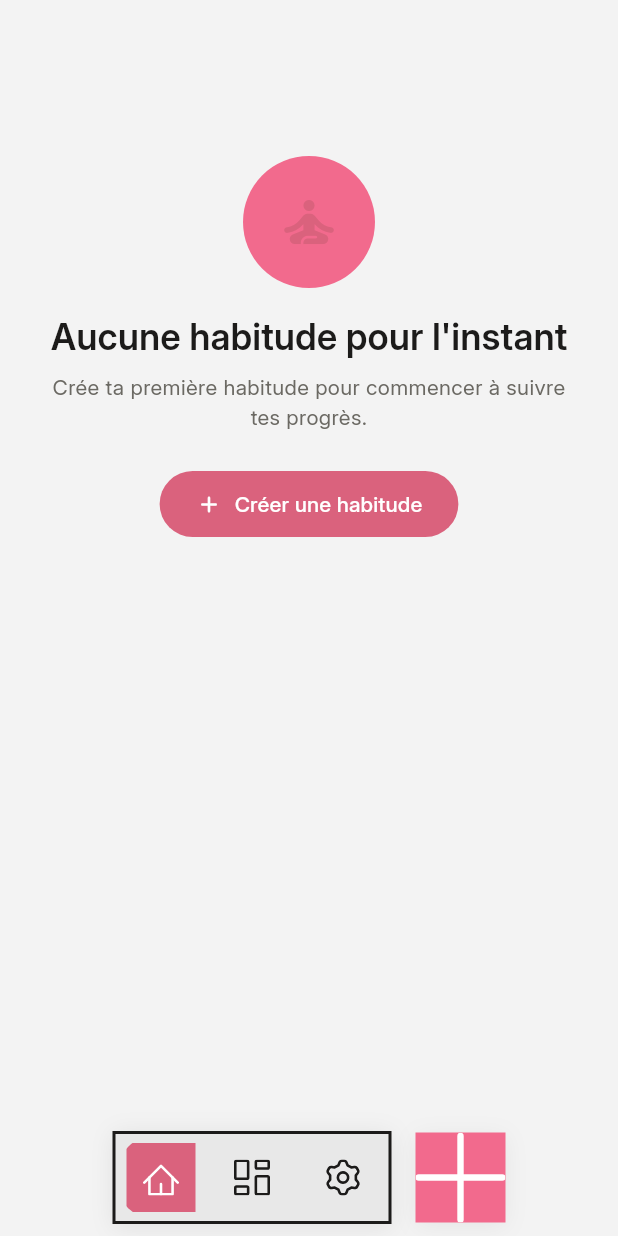
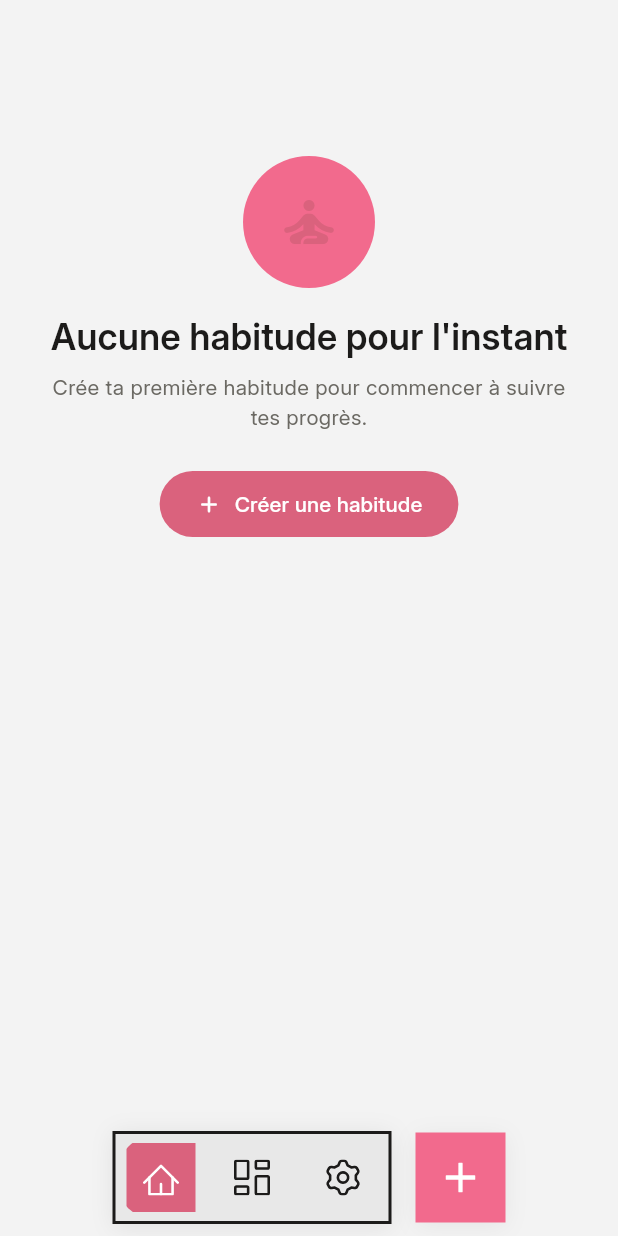
Before and after one commit to Rahim10020/HabitTracker-Mkoko-, a Flutter app: the screen it shows after launch, on a phone screen of 412 x 824 dp. Run offline on Flutter 3.47's test engine with Material 3 defaults, Android fonts, the phone set to English and light mode, and no system bars; our stand-ins replace confetti, drift, drift_flutter, flutter_heatmap_calendar, flutter_local_notifications, flutter_slidable and 4 more; missing offline and left inert: home_widget; accounts and stored records are empty; generated files the repository leaves out were written again.

Commit message:
fixed add new habit button

```diff
--- a/lib/icons/app_icons.dart
+++ b/lib/icons/app_icons.dart
@@ -95,6 +95,8 @@ class _AppSvgIconState extends State<AppSvgIcon> {
           height: widget.size,
           child: SvgPicture.string(
             snapshot.data!,
+            width: widget.size,
+            height: widget.size,
             fit: BoxFit.contain,
             colorFilter: ColorFilter.mode(color, BlendMode.srcIn),
           ),
--- a/lib/pages/root_shell.dart
+++ b/lib/pages/root_shell.dart
@@ -133,10 +133,16 @@ class _AddHabitButton extends StatelessWidget {
         color: Colors.transparent,
         child: InkWell(
           onTap: onPressed,
-          child: const AppSvgIcon(
-            icon: AppIcon.add,
-            size: 16,
-            color: Colors.white,
+          child: const Center(
+            child: SizedBox.square(
+              dimension: 20,
+              child: AppSvgIcon(
+                icon: AppIcon.add,
+                size: 20,
+                strokeWidth: 2,
+                color: Colors.white,
+              ),
+            ),
           ),
         ),
       ),
```
